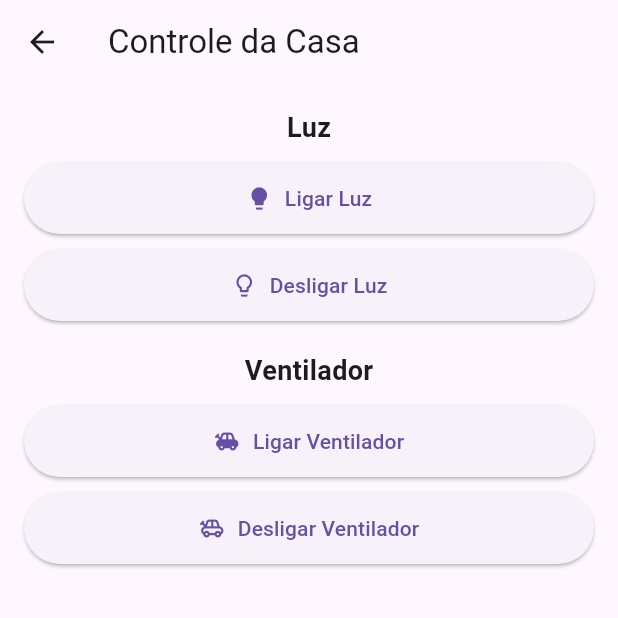
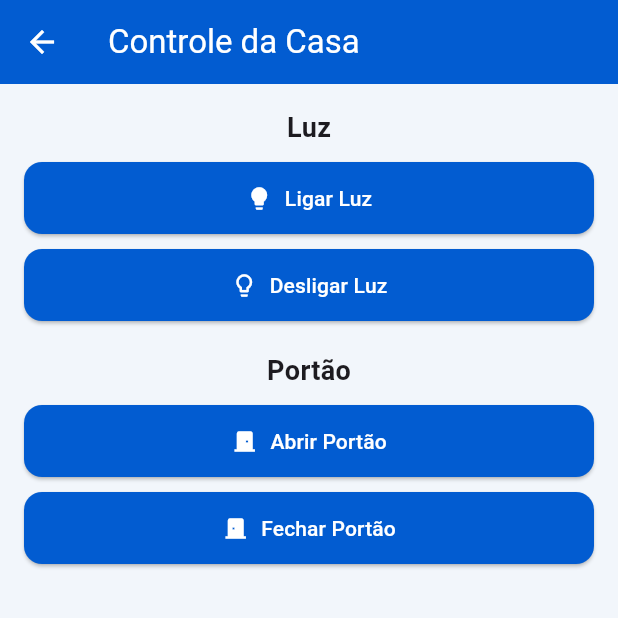
Before and after one commit to arthurlunkes/mobile-home-assist, a Flutter app: the screen it shows after launch, after a tap on "Controle da Casa", on a phone screen of 412 x 824 dp, the top half of it. Run offline on Flutter 3.47's test engine with Material 3 defaults, Android fonts, the phone set to English and light mode, and no system bars.

Commit message:
Melhorado código, styles e criado theme.

```diff
--- a/lib/main.dart
+++ b/lib/main.dart
@@ -1,5 +1,7 @@
 import 'package:flutter/material.dart';
 import 'package:grid_sorter/pages/home_page.dart';
+
+import 'theme/app_colors.dart';
 
 void main() {
   runApp(const MyApp());
@@ -11,9 +13,55 @@ class MyApp extends StatelessWidget {
   @override
   Widget build(BuildContext context) {
     return MaterialApp(
-      title: 'Smart Home',
-      theme: ThemeData(primarySwatch: Colors.blue),
+      title: 'Home assist',
+      theme: ThemeData(
+        primaryColor: AppColors.primary,
+        scaffoldBackgroundColor: AppColors.background,
+        appBarTheme: const AppBarTheme(
+          centerTitle: false,
+          elevation: 0,
+          backgroundColor: AppColors.primary,
+          foregroundColor: AppColors.onPrimary,
+        ),
+        elevatedButtonTheme: ElevatedButtonThemeData(
+          style: ElevatedButton.styleFrom(
+            backgroundColor: AppColors.primary,
+            foregroundColor: AppColors.onPrimary,
+            shape: RoundedRectangleBorder(borderRadius: BorderRadius.circular(12)),
+            padding: const EdgeInsets.symmetric(vertical: 14, horizontal: 16),
+          ),
+        ),
+        textButtonTheme: TextButtonThemeData(
+          style: TextButton.styleFrom(
+            foregroundColor: AppColors.primary,
+          ),
+        ),
+        cardTheme: CardThemeData(
+          color: AppColors.card,
+          shape: RoundedRectangleBorder(borderRadius: BorderRadius.circular(12)),
+          elevation: 2,
+          margin: const EdgeInsets.symmetric(vertical: 6),
+        ),
+        inputDecorationTheme: InputDecorationTheme(
+          filled: true,
+          fillColor: AppColors.surface,
+          contentPadding: const EdgeInsets.symmetric(horizontal: 12, vertical: 12),
+          border: OutlineInputBorder(
+            borderRadius: BorderRadius.circular(12),
+            borderSide: BorderSide(color: AppColors.surfaceVariant),
+          ),
+          enabledBorder: OutlineInputBorder(
+            borderRadius: BorderRadius.circular(12),
+            borderSide: BorderSide(color: AppColors.surfaceVariant),
+          ),
+          focusedBorder: OutlineInputBorder(
+            borderRadius: BorderRadius.circular(12),
+            borderSide: BorderSide(color: AppColors.primary, width: 1.5),
+          ),
+        ),
+      ),
       home: const HomePage(),
+      debugShowCheckedModeBanner: false,
     );
   }
 }
--- a/lib/pages/control_page.dart
+++ b/lib/pages/control_page.dart
@@ -1,19 +1,21 @@
 import 'package:flutter/material.dart';
+
 import '../widgets/action_button.dart';
 
 class ControlPage extends StatelessWidget {
   const ControlPage({super.key});
 
-  // 🔹 Funções vazias
   void turnLightOn() {}
   void turnLightOff() {}
-  void turnFanOn() {}
-  void turnFanOff() {}
+  void openGate() {}
+  void closeGate() {}
 
   @override
   Widget build(BuildContext context) {
     return Scaffold(
-      appBar: AppBar(title: const Text('Controle da Casa')),
+      appBar: AppBar(
+        title: const Text('Controle da Casa'),
+      ),
       body: Padding(
         padding: const EdgeInsets.all(16),
         child: Column(
@@ -42,24 +44,24 @@ class ControlPage extends StatelessWidget {
             const SizedBox(height: 20),
 
             const Text(
-              'Ventilador',
+              'Portão',
               style: TextStyle(fontSize: 18, fontWeight: FontWeight.bold),
             ),
 
             const SizedBox(height: 10),
 
             ActionButton(
-              label: 'Ligar Ventilador',
-              icon: Icons.toys,
-              onPressed: turnFanOn,
+              label: 'Abrir Portão',
+              icon: Icons.door_front_door,
+              onPressed: openGate,
             ),
 
             const SizedBox(height: 10),
 
             ActionButton(
-              label: 'Desligar Ventilador',
-              icon: Icons.toys_outlined,
-              onPressed: turnFanOff,
+              label: 'Fechar Portão',
+              icon: Icons.door_back_door,
+              onPressed: closeGate,
             ),
           ],
         ),
--- a/lib/pages/home_page.dart
+++ b/lib/pages/home_page.dart
@@ -1,43 +1,69 @@
 import 'package:flutter/material.dart';
-import 'environment_page.dart';
+
+import '../widgets/action_button.dart';
+import '../widgets/metric_card.dart';
+import 'config_page.dart';
 import 'control_page.dart';
-import '../widgets/action_button.dart';
 
 class HomePage extends StatelessWidget {
   const HomePage({super.key});
 
-  void openEnvironment(BuildContext context) {
-    Navigator.push(
-      context,
-      MaterialPageRoute(builder: (_) => const EnvironmentPage()),
-    );
-  }
-
-  void openControl(BuildContext context) {
-    Navigator.push(
-      context,
-      MaterialPageRoute(builder: (_) => const ControlPage()),
-    );
-  }
+  void refreshInfo() {}
 
   @override
   Widget build(BuildContext context) {
     return Scaffold(
-      appBar: AppBar(title: const Text('Smart Home')),
+      appBar: AppBar(
+        title: const Text('Home Assist', style: TextStyle(fontWeight: FontWeight.bold)),
+        actions: [
+          IconButton(
+            icon: const Icon(Icons.refresh),
+            onPressed: refreshInfo,
+          ),
+          IconButton(
+            icon: const Icon(Icons.settings),
+            onPressed: () => Navigator.of(context).push(
+              MaterialPageRoute(builder: (_) => const ConfigPage()),
+            ),
+          ),
+        ],
+      ),
       body: Padding(
         padding: const EdgeInsets.all(16),
         child: Column(
+          crossAxisAlignment: CrossAxisAlignment.stretch,
           children: [
-            ActionButton(
-              label: 'Monitor de Ambiente',
-              icon: Icons.thermostat,
-              onPressed: () => openEnvironment(context),
+            Row(
+              children: [
+                Expanded(
+                  child: MetricCard(
+                    title: 'Temperatura',
+                    value: '-- °C',
+                  ),
+                ),
+                const SizedBox(width: 8),
+                Expanded(
+                  child: MetricCard(
+                    title: 'Umidade',
+                    value: '-- %',
+                  ),
+                ),
+                const SizedBox(width: 8),
+                Expanded(
+                  child: MetricCard(
+                    title: 'Luminosidade',
+                    value: '-- lx',
+                  ),
+                ),
+              ],
             ),
             const SizedBox(height: 16),
             ActionButton(
               label: 'Controle da Casa',
               icon: Icons.home,
-              onPressed: () => openControl(context),
+              onPressed: () => Navigator.of(context).push(
+                MaterialPageRoute(builder: (_) => const ControlPage()),
+              ),
             ),
           ],
         ),
--- /dev/null
+++ b/lib/theme/app_colors.dart
@@ -0,0 +1,24 @@
+import 'package:flutter/material.dart';
+
+abstract class AppColors {
+  static const Color primary = Color(0xFF025CD1);
+  static const Color secondary = Color(0xFF0F8D8F);
+  static const Color primaryContainer = Color(0xFFD8E6FF);
+  static const Color secondaryContainer = Color(0xFFD5F3F3);
+  static const Color button = primary;
+  static const Color card = Color(0xFFFFFFFF);
+  static const Color background = Color(0xFFF2F6FB);
+  static const Color surface = Color(0xFFFFFFFF);
+  static const Color surfaceVariant = Color(0xFFE8EEF7);
+  static const Color success = Color(0xFF4CAF50);
+  static const Color warning = Color(0xFFFFC107);
+  static const Color error = Color(0xFFB3261E);
+
+  static const Color onPrimary = Color(0xFFFFFFFF);
+  static const Color onSecondary = Color(0xFFFFFFFF);
+  static const Color onPrimaryContainer = Color(0xFF001A43);
+  static const Color onSecondaryContainer = Color(0xFF002022);
+  static const Color onSurface = Color(0xFF1A1C1E);
+  static const Color onSurfaceVariant = Color(0xFF4B5768);
+  static const Color onBackground = Color(0xFF1A1C1E);
+}
--- a/lib/widgets/action_button.dart
+++ b/lib/widgets/action_button.dart
@@ -18,11 +18,8 @@ class ActionButton extends StatelessWidget {
       width: double.infinity,
       child: ElevatedButton.icon(
         onPressed: onPressed,
-        icon: icon != null ? Icon(icon) : const SizedBox(),
+        icon: icon != null ? Icon(icon) : const SizedBox.shrink(),
         label: Text(label),
-        style: ElevatedButton.styleFrom(
-          padding: const EdgeInsets.symmetric(vertical: 14),
-        ),
       ),
     );
   }
--- /dev/null
+++ b/lib/widgets/metric_card.dart
@@ -0,0 +1,51 @@
+import 'package:flutter/material.dart';
+
+import '../theme/app_colors.dart';
+
+class MetricCard extends StatelessWidget {
+  final String title;
+  final String value;
+  final double? height;
+  final double? width;
+
+  const MetricCard({
+    super.key,
+    required this.title,
+    required this.value,
+    this.height,
+    this.width,
+  });
+
+  @override
+  Widget build(BuildContext context) {
+    final titleCardStyle = TextStyle(
+      fontSize: 14,
+      fontWeight: FontWeight.w500,
+      color: AppColors.onSurfaceVariant,
+    );
+    final textStyle = TextStyle(
+      fontSize: 18,
+      fontWeight: FontWeight.bold,
+      color: AppColors.primary,
+    );
+
+    return SizedBox(
+      height: height,
+      width: width,
+      child: Card(
+        child: Padding(
+          padding: const EdgeInsets.symmetric(horizontal: 12, vertical: 14),
+          child: Column(
+            crossAxisAlignment: CrossAxisAlignment.start,
+            mainAxisSize: MainAxisSize.min,
+            children: [
+              Text(title, style: titleCardStyle),
+              const SizedBox(height: 8),
+              Text(value, style: textStyle),
+            ],
+          ),
+        ),
+      ),
+    );
+  }
+}
--- a/pubspec.yaml
+++ b/pubspec.yaml
@@ -19,7 +19,7 @@ publish_to: 'none' # Remove this line if you wish to publish to pub.dev
 version: 1.0.0+1
 
 environment:
-  sdk: ^3.11.0
+  sdk: ^3.10.0
 
 # Dependencies specify other packages that your package needs in order to work.
 # To automatically upgrade your package dependencies to the latest versions
```
Also changed, not shown: lib/pages/config_page.dart (added, +86 -0 lines), lib/pages/environment_page.dart (deleted, +0 -52 lines), pubspec.lock.
